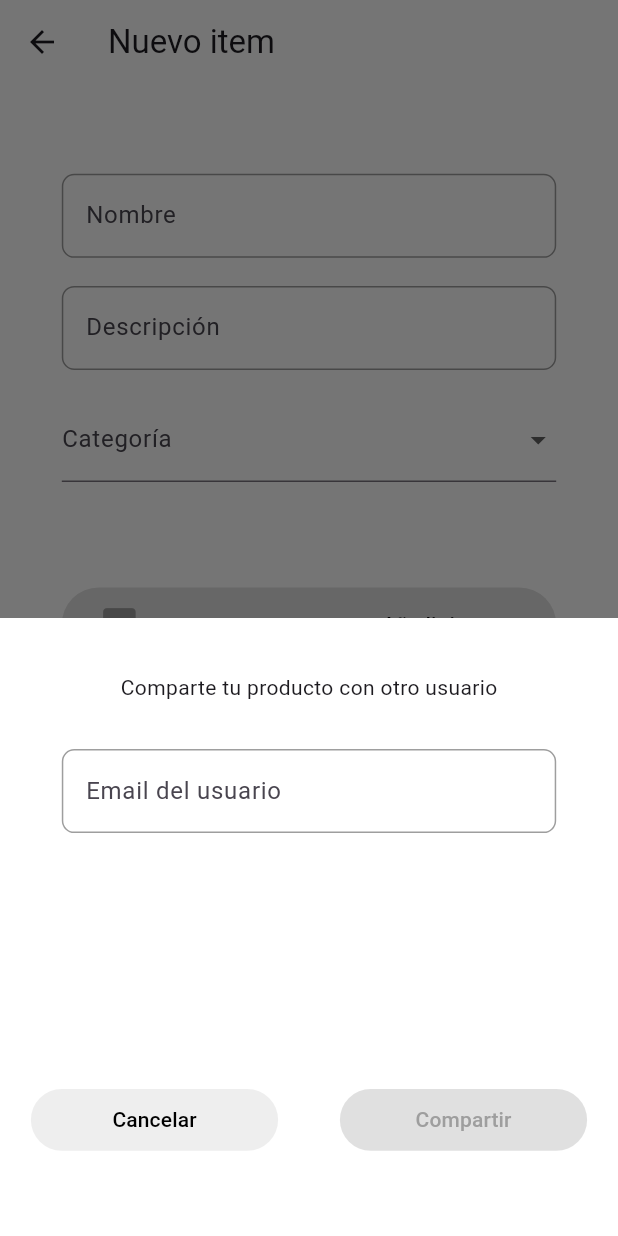
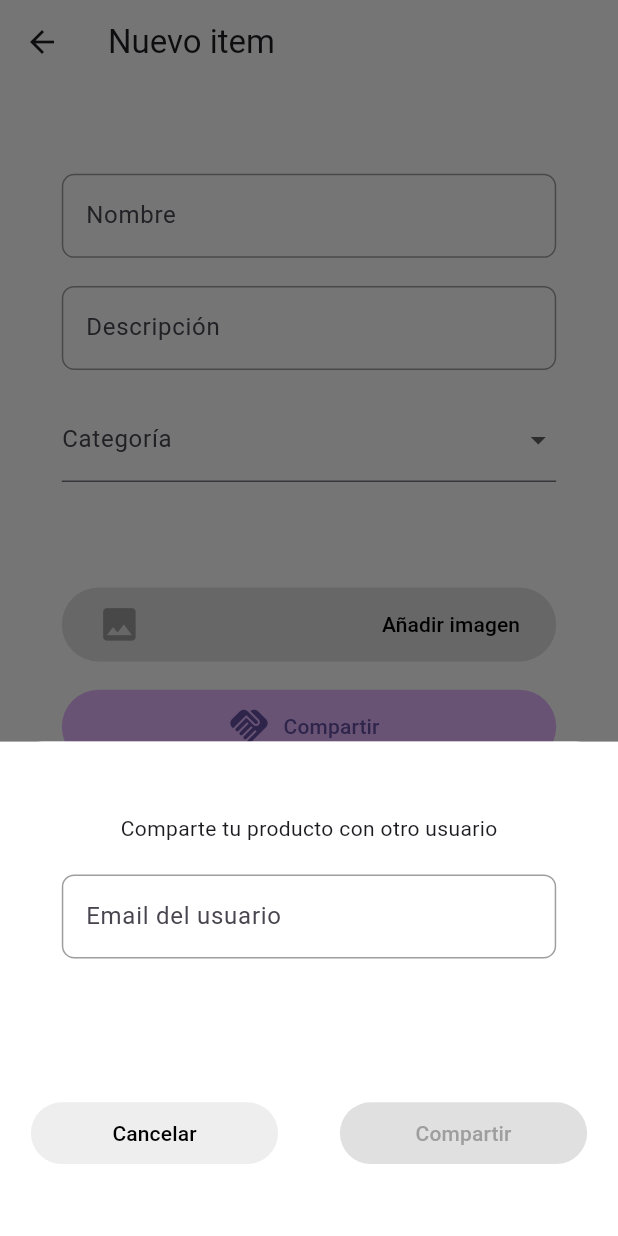
Before and after one commit to cjamar/worne-app, a Flutter app: the ItemFormPage screen opened directly, after a tap on "Compartir", on a phone screen of 412 x 824 dp. Run offline on Flutter 3.47's test engine with Material 3 defaults, Android fonts, the phone set to English and light mode, and no system bars; our stand-ins replace cached_network_image, equatable, flutter_bloc, image_picker, sign_in_button, supabase_flutter; accounts and stored records are empty; network calls fail.

Commit message:
fix shareItem empty email and ItemSharedSuccessEvent

```diff
--- a/lib/features/item/presentation/bloc/item_bloc.dart
+++ b/lib/features/item/presentation/bloc/item_bloc.dart
@@ -109,6 +109,7 @@ class ItemBloc extends Bloc<ItemEvent, ItemState> {
     on<ShareItemByEmailEvent>((event, emit) async {
       try {
         await shareItemByEmail(event.itemId, event.email);
+        emit(ItemSharedSuccess('Se ha compartido con éxito a ${event.email}'));
       } catch (e) {
         emit(ItemError(e.toString()));
       }
--- a/lib/features/item/presentation/bloc/item_state.dart
+++ b/lib/features/item/presentation/bloc/item_state.dart
@@ -42,3 +42,11 @@ class ImageUploadError extends ItemState {
   final String message;
   const ImageUploadError(this.message);
 }
+
+class ItemSharedSuccess extends ItemState {
+  final String message;
+  const ItemSharedSuccess(this.message);
+
+  @override
+  List<Object?> get props => [message];
+}
--- a/lib/features/item/presentation/pages/item_form_page.dart
+++ b/lib/features/item/presentation/pages/item_form_page.dart
@@ -147,6 +147,9 @@ class _ItemFormPageState extends State<ItemFormPage> {
       }
       if (state is ItemLoaded) {
         Navigator.pop(context);
+      }
+      if (state is ItemSharedSuccess) {
+        SimpleWidgets.snackbar(context, state.message, Colors.blue);
       }
       if (state is ItemError) {
         SimpleWidgets.snackbar(context, state.message, Colors.red);
@@ -381,6 +384,7 @@ class _ItemFormPageState extends State<ItemFormPage> {
   Future<void> _shareItemDialog(Size size) async {
     final email = await showModalBottomSheet<String>(
       context: context,
+      isScrollControlled: true,
       builder: (context) => _shareItemModalBottom(context, size),
     );
     if (email != null && widget.item != null) {
@@ -388,33 +392,35 @@ class _ItemFormPageState extends State<ItemFormPage> {
     }
   }
 
-  _shareItemModalBottom(BuildContext context, Size size) => Container(
+  _shareItemModalBottom(BuildContext context, Size size) => Padding(
+    padding: EdgeInsetsGeometry.only(
+      bottom: MediaQuery.of(context).viewInsets.bottom,
+    ),
+    child: Container(
       color: Colors.white,
-    height: size.height * 0.5,
-    padding: EdgeInsets.symmetric(
-      vertical: size.height * 0.025,
-      horizontal: size.width * 0.05,
-    ),
+      height: size.height * 0.4,
+      padding: EdgeInsets.symmetric(horizontal: size.width * 0.05),
       child: Form(
         key: _modalShareFormKey,
         child: Column(
           mainAxisAlignment: MainAxisAlignment.spaceAround,
+          mainAxisSize: MainAxisSize.min,
+          children: [
+            Column(
               children: [
                 Text('Comparte tu producto con otro usuario'),
+                SizedBox(height: size.height * 0.025),
+                _userToShareTextfield(size),
+              ],
+            ),
             _textfieldAndButtonsModal(size),
           ],
         ),
       ),
+    ),
   );
 
-  _textfieldAndButtonsModal(Size size) => Container(
-    padding: EdgeInsets.only(bottom: size.height * 0.025),
-    height: size.height * 0.35,
-    child: Column(
-      mainAxisAlignment: MainAxisAlignment.spaceBetween,
-      children: [
-        _userToShareTextfield(size),
-        Row(
+  _textfieldAndButtonsModal(Size size) => Row(
     mainAxisAlignment: MainAxisAlignment.spaceBetween,
     mainAxisSize: MainAxisSize.max,
     children: [
@@ -433,9 +439,6 @@ class _ItemFormPageState extends State<ItemFormPage> {
         true,
       ),
     ],
-        ),
-      ],
-    ),
   );
 
   _userToShareTextfield(Size size) => SizedBox(
@@ -490,11 +493,9 @@ class _ItemFormPageState extends State<ItemFormPage> {
                 if (confirmButton) {
                   if (!_modalShareFormKey.currentState!.validate()) return;
                 }
+                final email = _emailController.text.trim();
                 _emailController.clear();
-                Navigator.pop(
-                  context,
-                  confirmButton ? _emailController.text.trim() : null,
-                );
+                Navigator.pop(context, confirmButton ? email : null);
               },
         child: Text(action),
       ),
@@ -522,7 +523,6 @@ class _ItemFormPageState extends State<ItemFormPage> {
     context.read<ItemBloc>().add(
       ShareItemByEmailEvent(widget.item!.id!, email),
     );
-    SimpleWidgets.snackbar(context, 'Compartiendo...', Colors.black);
   }
 
   _clearTextField(TextEditingController controller) => IconButton(
```
Lines whose indentation alone changed are shown as unchanged.
